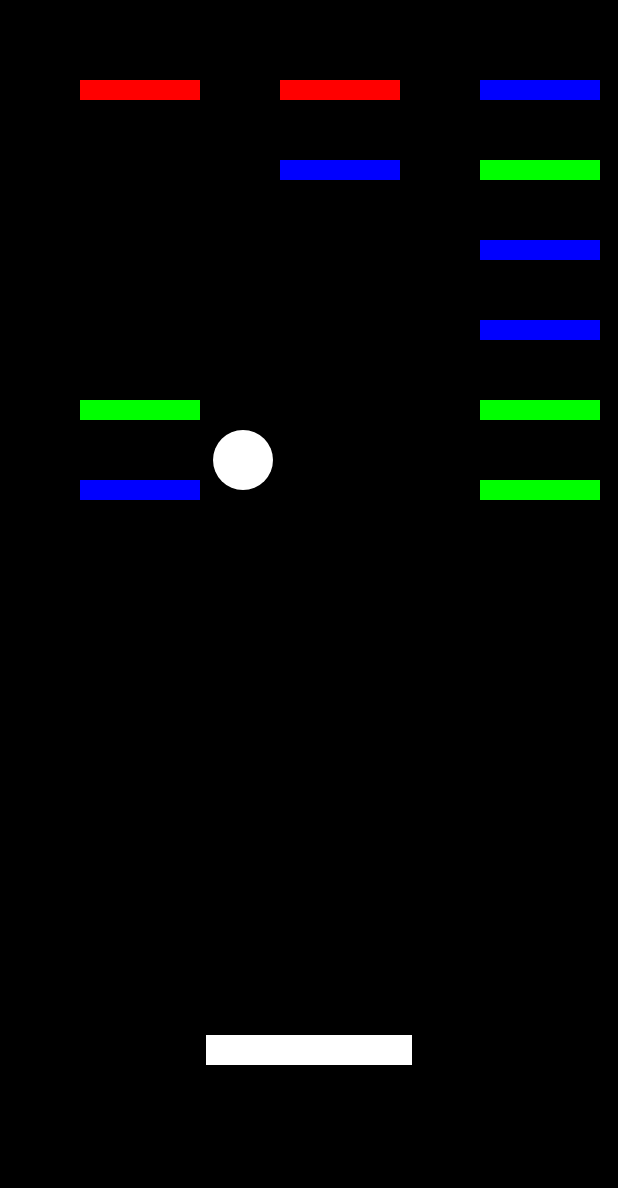
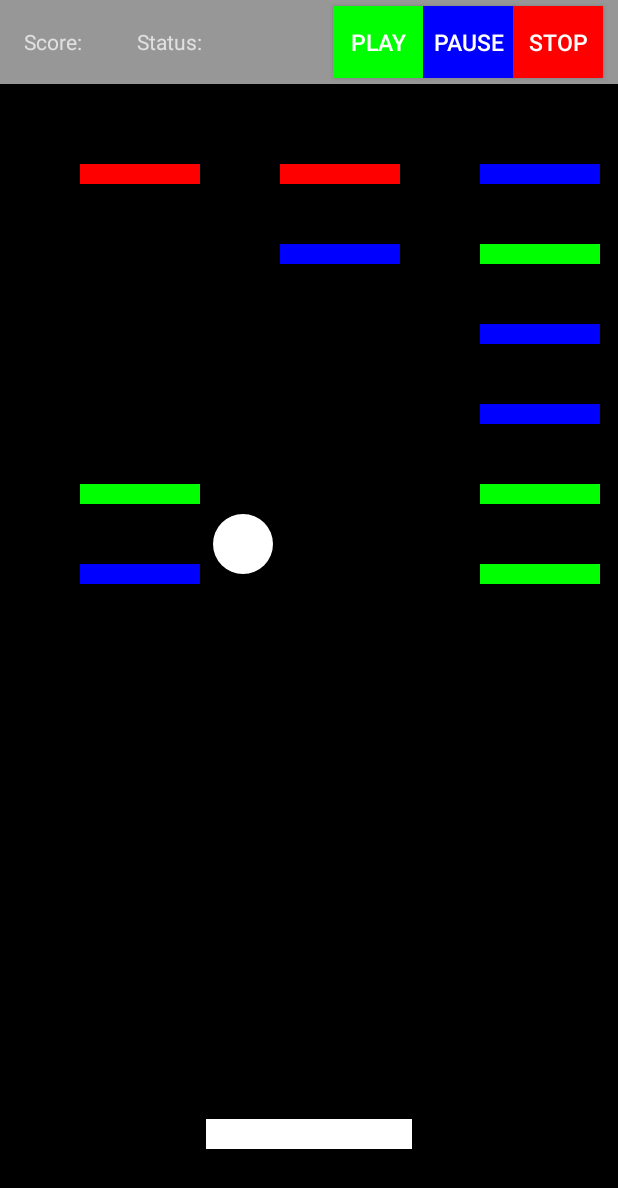
Before and after one commit to steven-jp/Android-Breakout, an Android app: the screen it shows after launch (MainActivity), on a phone screen of 412 x 824 dp. Shown: the top 1188 px of the screen. Run offline under Robolectric (Android 15) with nearby library versions, the phone set to English and light mode, and no system bars.

Commit message:
got all layouts. working on passing info between them.

```diff
--- a/app/src/main/AndroidManifest.xml
+++ b/app/src/main/AndroidManifest.xml
@@ -11,7 +11,7 @@
         android:theme="@style/AppTheme">
         <activity
             android:name=".MainActivity"
-            android:label="@string/title_activity_main"
+            android:label=""
             android:theme="@style/AppTheme.NoActionBar">
             <intent-filter>
                 <action android:name="android.intent.action.MAIN" />
--- a/app/src/main/java/edu/wwu/csci412/a4/Game.java
+++ b/app/src/main/java/edu/wwu/csci412/a4/Game.java
@@ -125,6 +125,7 @@ public class Game {
                         ballCenter.x+ballRadius,ballCenter.y+ballRadius)) {
                     //Log.w("yaaaaa","in rect");
                     allBricks[i][j] = null;
+                    bricksLeft--;
                     return true;
                 }
             }
--- a/app/src/main/java/edu/wwu/csci412/a4/GameInterface.java
+++ b/app/src/main/java/edu/wwu/csci412/a4/GameInterface.java
@@ -41,21 +41,11 @@ public class GameInterface extends Fragment {
     }
     public void updateBat(MotionEvent event){
         float x = event.getX();
-
         /* update view and game coords of bat */
         gv.batStopX = (gv.batStopX-gv.batStartX) + x;
         gv.batStartX = x;
         game.batStopX =  gv.batStopX;
         game.batStartX = gv.batStartX;
-
-
-
-//        Toast.makeText(getContext(),
-//                gv.batStopX + " " + gv.batStartX + "\n" + game.batStopX + " " + game.batStartX,
-//                Toast.LENGTH_SHORT).show();
-
-
-
     }
 
 
@@ -104,6 +94,12 @@ public class GameInterface extends Fragment {
 
     }
 */
+
+
+    public Game getGame(){
+        return this.game;
+    }
+
     private class TouchHandler extends GestureDetector.SimpleOnGestureListener {
      public TouchHandler() {
 
--- a/app/src/main/java/edu/wwu/csci412/a4/MainActivity.java
+++ b/app/src/main/java/edu/wwu/csci412/a4/MainActivity.java
@@ -3,16 +3,25 @@ package edu.wwu.csci412.a4;
 import android.os.Bundle;
 import android.support.design.widget.FloatingActionButton;
 import android.support.design.widget.Snackbar;
+import android.support.v4.app.Fragment;
 import android.support.v4.app.FragmentManager;
 import android.support.v4.app.FragmentTransaction;
 import android.support.v7.app.AppCompatActivity;
 import android.support.v7.widget.Toolbar;
 import android.view.View;
+import android.widget.Button;
+import android.widget.TextView;
+
+import org.w3c.dom.Text;
+
+import java.util.Timer;
+import java.util.TimerTask;
 
 public class MainActivity extends AppCompatActivity {
     private GameController gc;
     private GameStatus gs;
     private GameInterface gi;
+
     @Override
     protected void onCreate(Bundle savedInstanceState) {
         super.onCreate(savedInstanceState);
@@ -21,24 +30,67 @@ public class MainActivity extends AppCompatActivity {
 //        setSupportActionBar(toolbar);
 
 
-        GameController gc = new GameController();
-        GameStatus gs = new GameStatus();
+        gc = new GameController();
+        gs = new GameStatus();
 
         FragmentManager fm = getSupportFragmentManager();       // added this
         if (gc.readyToPlay && fm.findFragmentById(R.id.gameinterface) != null) {
             FragmentTransaction ft = fm.beginTransaction();
-            GameInterface gi = new GameInterface();
+            gi = new GameInterface();
             ft.add(R.id.gameinterface, gi);
             ft.commit();
         }
+        play();
     }
 
+    public void play(){
+    //        /* update score and player status */
+//        FragmentManager fm = getSupportFragmentManager();
+//        //Fragment frag = (Fragment);
+//        GameInterface frag = (GameInterface) fm.findFragmentById(R.id.gameinterface);
+//        //View fragView = frag.getView();
+//        TextView Score = findViewById(R.id.currentscorevalue);
+//        TextView PlayerStatus = findViewById(R.id.playerstatusvalue);
+//        if (frag.getGame() != null) {
+//            Score.setText(Integer.toString(frag.getGame().bricksLeft));
+//        }
+//        if (frag.getGame().bricksLeft == 0){
+//            // set you won
+//           // PlayerStatus.setText();
+//        }
+//        else {
+//            // you lose
+//           // PlayerStatus.setText();
+//        }
 
-//    public void chooseFragment() {
-//        FragmentManager fm = getSupportFragmentManager();
-//        FragmentTransaction ft = fm.beginTransaction();
-//        ft.add()
-//    }
+
+        /* update score and player status */
+
+//        Timer timer = new Timer();
+//        TimerTask task = new TimerTask() {
+//            @Override
+//            public void run() {
+//                FragmentManager fm = getSupportFragmentManager();
+//                GameInterface frag = (GameInterface) fm.findFragmentById(R.id.gameinterface);
+//                TextView Score = findViewById(R.id.currentscorevalue);
+//                TextView PlayerStatus = findViewById(R.id.playerstatusvalue);
+//
+//                if (frag.getGame() != null) {
+//                    Score.setText(Integer.toString(frag.getGame().bricksLeft));
+//                }
+//                if (frag.getGame().bricksLeft == 0){
+//                    // set you won
+//                    // PlayerStatus.setText();
+//                }
+//                else {
+//                    // you lose
+//                    // PlayerStatus.setText();
+//                }
+//            }
+//        };
+//        timer.schedule(task,500,1000);
+}
+
 
 
 }
--- a/app/src/main/res/layout/content_main.xml
+++ b/app/src/main/res/layout/content_main.xml
@@ -7,18 +7,38 @@
     app:layout_behavior="@string/appbar_scrolling_view_behavior"
     tools:context=".MainActivity"
     tools:showIn="@layout/activity_main">
+
+    <android.support.constraint.Guideline
+        android:id="@+id/guideline"
+        android:layout_width="wrap_content"
+        android:layout_height="wrap_content"
+        android:orientation="vertical"
+        app:layout_constraintGuide_percent="0.5" />
+
     <fragment
-        android:layout_width="match_parent"
-        android:layout_height="?attr/actionBarSize"
         android:id="@+id/gamecontroller"
         android:name="edu.wwu.csci412.a4.GameController"
-        />
+        android:layout_width="0dp"
+        android:layout_height="?attr/actionBarSize"
+        app:layout_constraintLeft_toRightOf="@id/guideline"
+        app:layout_constraintRight_toRightOf="parent"/>
+
     <fragment
-        android:layout_width="match_parent"
-        android:layout_height="match_parent"
+        android:id="@+id/gamestatus"
+        android:name="edu.wwu.csci412.a4.GameStatus"
+        android:layout_width="0dp"
+        android:layout_height="?attr/actionBarSize"
+        app:layout_constraintRight_toLeftOf="@id/guideline"
+        app:layout_constraintLeft_toLeftOf="parent"/>
+
+    <fragment
         android:id="@+id/gameinterface"
         android:name="edu.wwu.csci412.a4.GameInterface"
-        />
+        android:layout_width="match_parent"
+        android:layout_height="0dp"
+        android:layout_marginBottom="0dp"
+        app:layout_constraintBottom_toBottomOf="parent"
+        app:layout_constraintTop_toBottomOf="@+id/gamecontroller" />
 
 
 </android.support.constraint.ConstraintLayout>
--- a/app/src/main/res/layout/fragment_game_controller.xml
+++ b/app/src/main/res/layout/fragment_game_controller.xml
@@ -22,27 +22,27 @@
             <Button
                 android:id="@+id/playbutton"
                 android:text="Play"
-                android:layout_width="wrap_content"
+                android:layout_width="60dp"
                 android:layout_height="wrap_content"
                 android:background="#00ff00"
                 android:textColor="#fff"
-                android:textSize="20dp" />
+                android:textSize="15dp" />
             <Button
                 android:id="@+id/pausebutton"
                 android:text="Pause"
-                android:layout_width="wrap_content"
+                android:layout_width="60dp"
                 android:layout_height="wrap_content"
                 android:background="#0000ff"
                 android:textColor="#fff"
-                android:textSize="20dp" />
+                android:textSize="15dp" />
             <Button
                 android:id="@+id/stopbutton"
                 android:text="Stop"
-                android:layout_width="wrap_content"
+                android:layout_width="60dp"
                 android:layout_height="wrap_content"
                 android:background="#ff0000"
                 android:textColor="#fff"
-                android:textSize="20dp" />
+                android:textSize="15dp" />
         </android.support.v7.widget.Toolbar>
 
         <!--<Item-->
--- a/app/src/main/res/layout/fragment_game_status.xml
+++ b/app/src/main/res/layout/fragment_game_status.xml
@@ -4,7 +4,6 @@
     android:layout_width="match_parent"
     android:layout_height="match_parent"
     xmlns:app="http://schemas.android.com/apk/res-auto"
-    android:background="@color/colorGrey"
     android:orientation="horizontal"
     tools:context=".GameStatus">
     <!--<fragment-->
@@ -24,8 +23,28 @@
             android:layout_width="match_parent"
             android:layout_height="?attr/actionBarSize"
             android:background="@color/colorGrey"
-            app:popupTheme="@style/AppTheme.PopupOverlay" />
-
+            app:popupTheme="@style/AppTheme.PopupOverlay">
+        <TextView
+            android:id="@+id/currentscore"
+            android:text="Score: "
+            android:layout_width="wrap_content"
+            android:layout_height="wrap_content" />
+        <TextView
+            android:id="@+id/currentscorevalue"
+            android:text="         "
+            android:layout_width="wrap_content"
+            android:layout_height="wrap_content" />
+        <TextView
+            android:id="@+id/playerstatus"
+            android:text=" Status: "
+            android:layout_width="wrap_content"
+            android:layout_height="wrap_content" />
+        <TextView
+            android:id="@+id/playerstatusvalue"
+            android:text="         "
+            android:layout_width="wrap_content"
+            android:layout_height="wrap_content" />
+    </android.support.v7.widget.Toolbar>
 
 
     </android.support.design.widget.AppBarLayout>
```
